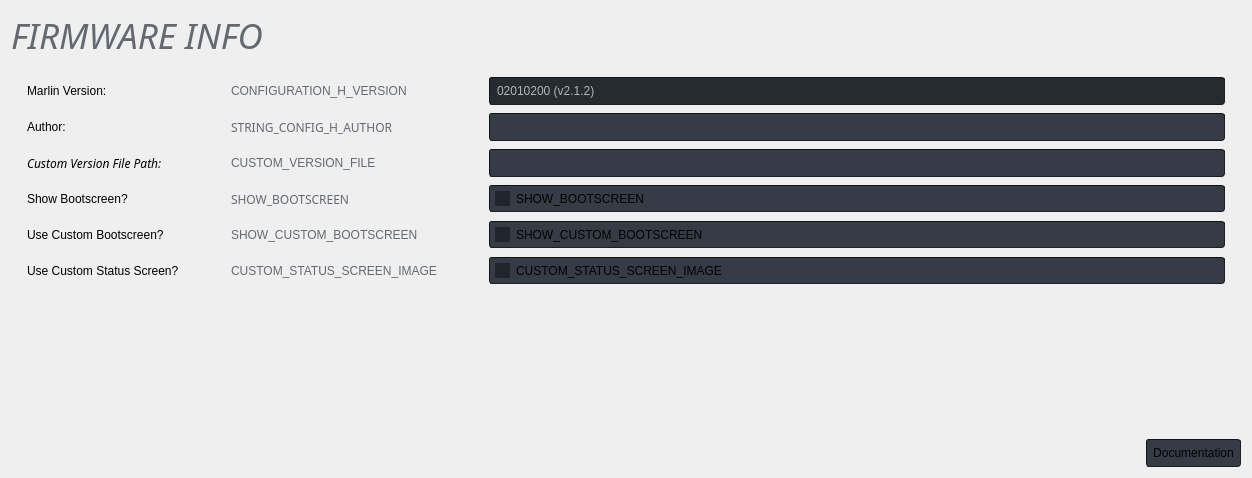
Before: the Qt Designer form gui/FirmwarePage.ui in SimonBuxx/iloop-marlin-configurator, drawn with Qt 5.
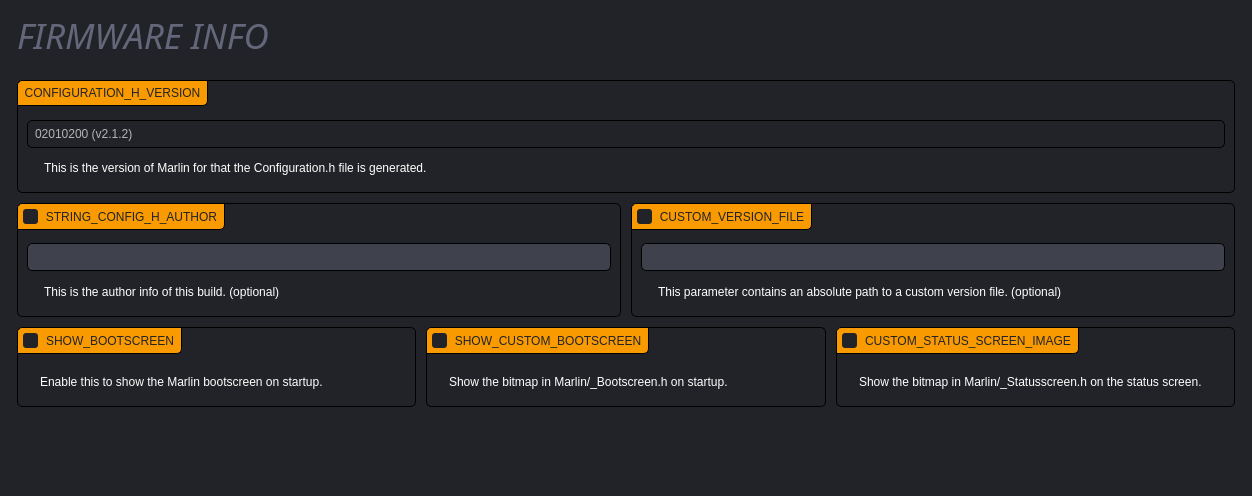
After: the same form once the commit is applied. Icons and pictures are not drawn.

Patch:
```diff
--- a/gui/FirmwarePage.ui
+++ b/gui/FirmwarePage.ui
@@ -7,7 +7,7 @@
     <x>0</x>
     <y>0</y>
     <width>1252</width>
-    <height>478</height>
+    <height>496</height>
    </rect>
   </property>
   <property name="minimumSize">
@@ -20,19 +20,74 @@
    <string>Form</string>
   </property>
   <property name="styleSheet">
-   <string notr="true">QWidget {
+   <string notr="true">#FirmwarePage {
+	background: rgb(34, 35, 40);
+}
+
+QWidget {
         font-family: &quot;Source Sans Pro&quot;;
 }
 
+QLabel:!disabled {
+	color: white;
+}
+
+QGroupBox {
+	border: 1px solid black;
+	border-radius: 5px;
+	background: rgb(34, 35, 40);
+	padding-top: 30px;
+}
+
+QGroupBox::title {
+	background: rgb(249, 154, 0);
+	color: rgb(34, 35, 40);
+    padding: 5px;
+	border: 1px solid black;
+	border-top-left-radius: 5px;
+	border-bottom-right-radius: 5px;
+}
+
+QGroupBox::title:disabled {
+	background: rgb(34, 35, 40);
+	color: rgb(180, 180, 180);
+}
+
+QGroupBox:focus {
+	border: 1px solid rgb(249, 154, 0);
+}
+
+QGroupBox::title:focus {
+	border: 1px solid rgb(249, 154, 0);
+}
+
+QGroupBox::indicator {
+    width: 15px;
+    height: 15px;
+    background: rgb(34, 35, 40);
+	border-radius: 3px;
+}
+
+QGroupBox::indicator:disabled {
+    width: 15px;
+    height: 15px;
+    background: rgb(26, 26, 30);
+}
+
+QGroupBox::indicator:checked {
+        image: url(&quot;://check_FILL0_wght400_GRAD0_opsz20.svg&quot;);
+}
+
 QCheckBox {
-        padding: 5px;
-       	background: rgb(54, 60, 70);
-    	border: 1px inset rgb(18, 21, 24);
-        border-radius: 3px;
+    padding: 5px;
+	color: white;
+    background: rgb(63, 65, 77);
+    border: 1px solid black;
+    border-radius: 5px;
 }
 
 QCheckBox:disabled {
-	background: rgb(38, 43, 50);
+	background: rgb(34, 35, 40);
 	color: rgb(180, 180, 180);
 }
 
@@ -47,13 +102,14 @@
 QCheckBox::indicator {
     width: 15px;
     height: 15px;
-    background: rgb(33, 37, 43);
+    background: rgb(34, 35, 40);
+	border-radius: 3px;
 }
 
 QCheckBox::indicator:disabled {
     width: 15px;
     height: 15px;
-    background: rgb(33, 37, 43);
+    background: rgb(26, 26, 30);
 }
 
 QCheckBox::indicator:checked {
@@ -61,40 +117,32 @@
 }
 
 QPushButton {
-	background: rgb(54, 60, 70);
-    border: 1px inset rgb(18, 21, 24);
-	border-radius: 3px;
+	background: rgb(63, 65, 77);
+	color: white;
+    border: 1px solid black;
+	border-radius: 5px;
 	padding: 6px;
 }
 
 QPushButton:disabled {
-	background: rgb(38, 43, 50);
+	background: rgb(34, 35, 40);
 	color: rgb(180, 180, 180);
 }
 
 QPushButton:hover {
-      border: 1px solid rgb(100, 105, 113);
-}
-
-QPushButton:pressed {
-    border: 1px solid rgb(100, 105, 113);
-	background: rgb(38, 43, 50);
-}
-
-QPushButton:focus {
-	border: 1px solid rgb(76, 157, 255);
+	  background: rgb(75, 77, 91);
 }
 
 QComboBox {
 	color: white;
-    background: rgb(54, 60, 70);
-    border: 1px inset rgb(18, 21, 24);
-	border-radius: 3px;
+    background: rgb(63, 65, 77);
+    border: 1px solid black;
+	border-radius: 5px;
 	padding: 5px;
 }
 
 QComboBox::disabled {
-	background: rgb(38, 43, 50);
+	background: rgb(34, 35, 40);
 	color: rgb(180, 180, 180);
 }
 
@@ -119,14 +167,14 @@
 
 QLineEdit {
 	color: white;
-    background: rgb(54, 60, 70);
-    border: 1px inset rgb(18, 21, 24);
-	border-radius: 3px;
+    background: rgb(63, 65, 77);
+    border: 1px solid black;
+	border-radius: 5px;
 	padding: 5px;
 }
 
 QLineEdit:disabled {
-	background: rgb(38, 43, 50);
+	background: rgb(34, 35, 40);
 	color: rgb(180, 180, 180);
 }
 
@@ -144,14 +192,14 @@
 
 QAbstractSpinBox {
 	color: white;
-    background: rgb(54, 60, 70);
-    border: 1px inset rgb(18, 21, 24);
-	border-radius: 3px;
+    background: rgb(63, 65, 77);
+    border: 1px solid black;
+	border-radius: 5px;
 	padding: 5px;
 }
 
 QAbstractSpinBox:disabled {
-	background: rgb(38, 43, 50);
+	background: rgb(34, 35, 40);
 	color: rgb(180, 180, 180);
 }
 
@@ -187,807 +235,17 @@
                 image: url(&quot;:/arrow_drop_down_FILL0_wght400_GRAD0_opsz20.svg&quot;);
 }</string>
   </property>
-  <layout class="QGridLayout" name="gridLayout" columnstretch="0,0,0,0,0,1,0">
-   <item row="3" column="3">
-    <widget class="QLabel" name="label">
-     <property name="sizePolicy">
-      <sizepolicy hsizetype="Fixed" vsizetype="Preferred">
-       <horstretch>0</horstretch>
-       <verstretch>0</verstretch>
-      </sizepolicy>
-     </property>
-     <property name="styleSheet">
-      <string notr="true">QLabel {
-	min-height: 24px;
-	color: rgb(100, 105, 113);
-}
-</string>
-     </property>
-     <property name="text">
-      <string>CONFIGURATION_H_VERSION</string>
-     </property>
-    </widget>
-   </item>
-   <item row="6" column="3">
-    <widget class="QLabel" name="label_7">
-     <property name="sizePolicy">
-      <sizepolicy hsizetype="Fixed" vsizetype="Preferred">
-       <horstretch>0</horstretch>
-       <verstretch>0</verstretch>
-      </sizepolicy>
-     </property>
-     <property name="styleSheet">
-      <string notr="true">QLabel {
-	min-height: 24px;
-	color: rgb(100, 105, 113);
-}
-</string>
-     </property>
-     <property name="text">
-      <string>CUSTOM_VERSION_FILE</string>
-     </property>
-    </widget>
-   </item>
-   <item row="7" column="3">
-    <widget class="QLabel" name="label_13">
-     <property name="sizePolicy">
-      <sizepolicy hsizetype="Fixed" vsizetype="Preferred">
-       <horstretch>0</horstretch>
-       <verstretch>0</verstretch>
-      </sizepolicy>
-     </property>
-     <property name="palette">
-      <palette>
-       <active>
-        <colorrole role="WindowText">
-         <brush brushstyle="SolidPattern">
-          <color alpha="255">
-           <red>100</red>
-           <green>105</green>
-           <blue>113</blue>
-          </color>
-         </brush>
-        </colorrole>
-        <colorrole role="Button">
-         <brush brushstyle="SolidPattern">
-          <color alpha="255">
-           <red>30</red>
-           <green>30</green>
-           <blue>30</blue>
-          </color>
-         </brush>
-        </colorrole>
-        <colorrole role="Text">
-         <brush brushstyle="SolidPattern">
-          <color alpha="255">
-           <red>100</red>
-           <green>105</green>
-           <blue>113</blue>
-          </color>
-         </brush>
-        </colorrole>
-        <colorrole role="ButtonText">
-         <brush brushstyle="SolidPattern">
-          <color alpha="255">
-           <red>100</red>
-           <green>105</green>
-           <blue>113</blue>
-          </color>
-         </brush>
-        </colorrole>
-        <colorrole role="Base">
-         <brush brushstyle="SolidPattern">
-          <color alpha="255">
-           <red>30</red>
-           <green>30</green>
-           <blue>30</blue>
-          </color>
-         </brush>
-        </colorrole>
-        <colorrole role="Window">
-         <brush brushstyle="SolidPattern">
-          <color alpha="255">
-           <red>30</red>
-           <green>30</green>
-           <blue>30</blue>
-          </color>
-         </brush>
-        </colorrole>
-        <colorrole role="PlaceholderText">
-         <brush brushstyle="SolidPattern">
-          <color alpha="255">
-           <red>100</red>
-           <green>105</green>
-           <blue>113</blue>
-          </color>
-         </brush>
-        </colorrole>
-       </active>
-       <inactive>
-        <colorrole role="WindowText">
-         <brush brushstyle="SolidPattern">
-          <color alpha="255">
-           <red>100</red>
-           <green>105</green>
-           <blue>113</blue>
-          </color>
-         </brush>
-        </colorrole>
-        <colorrole role="Button">
-         <brush brushstyle="SolidPattern">
-          <color alpha="255">
-           <red>30</red>
-           <green>30</green>
-           <blue>30</blue>
-          </color>
-         </brush>
-        </colorrole>
-        <colorrole role="Text">
-         <brush brushstyle="SolidPattern">
-          <color alpha="255">
-           <red>100</red>
-           <green>105</green>
-           <blue>113</blue>
-          </color>
-         </brush>
-        </colorrole>
-        <colorrole role="ButtonText">
-         <brush brushstyle="SolidPattern">
-          <color alpha="255">
-           <red>100</red>
-           <green>105</green>
-           <blue>113</blue>
-          </color>
-         </brush>
-        </colorrole>
-        <colorrole role="Base">
-         <brush brushstyle="SolidPattern">
-          <color alpha="255">
-           <red>30</red>
-           <green>30</green>
-           <blue>30</blue>
-          </color>
-         </brush>
-        </colorrole>
-        <colorrole role="Window">
-         <brush brushstyle="SolidPattern">
-          <color alpha="255">
-           <red>30</red>
-           <green>30</green>
-           <blue>30</blue>
-          </color>
-         </brush>
-        </colorrole>
-        <colorrole role="PlaceholderText">
-         <brush brushstyle="SolidPattern">
-          <color alpha="255">
-           <red>100</red>
-           <green>105</green>
-           <blue>113</blue>
-          </color>
-         </brush>
-        </colorrole>
-       </inactive>
-       <disabled>
-        <colorrole role="WindowText">
-         <brush brushstyle="SolidPattern">
-          <color alpha="255">
-           <red>100</red>
-           <green>105</green>
-           <blue>113</blue>
-          </color>
-         </brush>
-        </colorrole>
-        <colorrole role="Button">
-         <brush brushstyle="SolidPattern">
-          <color alpha="255">
-           <red>30</red>
-           <green>30</green>
-           <blue>30</blue>
-          </color>
-         </brush>
-        </colorrole>
-        <colorrole role="Text">
-         <brush brushstyle="SolidPattern">
-          <color alpha="255">
-           <red>100</red>
-           <green>105</green>
-           <blue>113</blue>
-          </color>
-         </brush>
-        </colorrole>
-        <colorrole role="ButtonText">
-         <brush brushstyle="SolidPattern">
-          <color alpha="255">
-           <red>100</red>
-           <green>105</green>
-           <blue>113</blue>
-          </color>
-         </brush>
-        </colorrole>
-        <colorrole role="Base">
-         <brush brushstyle="SolidPattern">
-          <color alpha="255">
-           <red>30</red>
-           <green>30</green>
-           <blue>30</blue>
-          </color>
-         </brush>
-        </colorrole>
-        <colorrole role="Window">
-         <brush brushstyle="SolidPattern">
-          <color alpha="255">
-           <red>30</red>
-           <green>30</green>
-           <blue>30</blue>
-          </color>
-         </brush>
-        </colorrole>
-        <colorrole role="PlaceholderText">
-         <brush brushstyle="SolidPattern">
-          <color alpha="255">
-           <red>100</red>
-           <green>105</green>
-           <blue>113</blue>
-          </color>
-         </brush>
-        </colorrole>
-       </disabled>
-      </palette>
-     </property>
-     <property name="font">
-      <font>
-       <family>Source Sans Pro</family>
-      </font>
-     </property>
-     <property name="styleSheet">
-      <string notr="true">QLabel {
-	min-height: 24px;
-	color: rgb(100, 105, 113);
-}
-</string>
-     </property>
-     <property name="text">
-      <string>SHOW_BOOTSCREEN</string>
-     </property>
-     <property name="alignment">
-      <set>Qt::AlignLeading|Qt::AlignLeft|Qt::AlignVCenter</set>
-     </property>
-    </widget>
-   </item>
-   <item row="5" column="3">
-    <widget class="QLabel" name="label_8">
-     <property name="sizePolicy">
-      <sizepolicy hsizetype="Fixed" vsizetype="Preferred">
-       <horstretch>0</horstretch>
-       <verstretch>0</verstretch>
-      </sizepolicy>
-     </property>
-     <property name="palette">
-      <palette>
-       <active>
-        <colorrole role="WindowText">
-         <brush brushstyle="SolidPattern">
-          <color alpha="255">
-           <red>100</red>
-           <green>105</green>
-           <blue>113</blue>
-          </color>
-         </brush>
-        </colorrole>
-        <colorrole role="Button">
-         <brush brushstyle="SolidPattern">
-          <color alpha="255">
-           <red>30</red>
-           <green>30</green>
-           <blue>30</blue>
-          </color>
-         </brush>
-        </colorrole>
-        <colorrole role="Text">
-         <brush brushstyle="SolidPattern">
-          <color alpha="255">
-           <red>100</red>
-           <green>105</green>
-           <blue>113</blue>
-          </color>
-         </brush>
-        </colorrole>
-        <colorrole role="ButtonText">
-         <brush brushstyle="SolidPattern">
-          <color alpha="255">
-           <red>100</red>
-           <green>105</green>
-           <blue>113</blue>
-          </color>
-         </brush>
-        </colorrole>
-        <colorrole role="Base">
-         <brush brushstyle="SolidPattern">
-          <color alpha="255">
-           <red>30</red>
-           <green>30</green>
-           <blue>30</blue>
-          </color>
-         </brush>
-        </colorrole>
-        <colorrole role="Window">
-         <brush brushstyle="SolidPattern">
-          <color alpha="255">
-           <red>30</red>
-           <green>30</green>
-           <blue>30</blue>
-          </color>
-         </brush>
-        </colorrole>
-        <colorrole role="PlaceholderText">
-         <brush brushstyle="SolidPattern">
-          <color alpha="255">
-           <red>100</red>
-           <green>105</green>
-           <blue>113</blue>
-          </color>
-         </brush>
-        </colorrole>
-       </active>
-       <inactive>
-        <colorrole role="WindowText">
-         <brush brushstyle="SolidPattern">
-          <color alpha="255">
-           <red>100</red>
-           <green>105</green>
-           <blue>113</blue>
-          </color>
-         </brush>
-        </colorrole>
-        <colorrole role="Button">
-         <brush brushstyle="SolidPattern">
-          <color alpha="255">
-           <red>30</red>
-           <green>30</green>
-           <blue>30</blue>
-          </color>
-         </brush>
-        </colorrole>
-        <colorrole role="Text">
-         <brush brushstyle="SolidPattern">
-          <color alpha="255">
-           <red>100</red>
-           <green>105</green>
-           <blue>113</blue>
-          </color>
-         </brush>
-        </colorrole>
-        <colorrole role="ButtonText">
-         <brush brushstyle="SolidPattern">
-          <color alpha="255">
-           <red>100</red>
-           <green>105</green>
-           <blue>113</blue>
-          </color>
-         </brush>
-        </colorrole>
-        <colorrole role="Base">
-         <brush brushstyle="SolidPattern">
-          <color alpha="255">
-           <red>30</red>
-           <green>30</green>
-           <blue>30</blue>
-          </color>
-         </brush>
-        </colorrole>
-        <colorrole role="Window">
-         <brush brushstyle="SolidPattern">
-          <color alpha="255">
-           <red>30</red>
-           <green>30</green>
-           <blue>30</blue>
-          </color>
-         </brush>
-        </colorrole>
-        <colorrole role="PlaceholderText">
-         <brush brushstyle="SolidPattern">
-          <color alpha="255">
-           <red>100</red>
-           <green>105</green>
-           <blue>113</blue>
-          </color>
-         </brush>
-        </colorrole>
-       </inactive>
-       <disabled>
-        <colorrole role="WindowText">
-         <brush brushstyle="SolidPattern">
-          <color alpha="255">
-           <red>100</red>
-           <green>105</green>
-           <blue>113</blue>
-          </color>
-         </brush>
-        </colorrole>
-        <colorrole role="Button">
-         <brush brushstyle="SolidPattern">
-          <color alpha="255">
-           <red>30</red>
-           <green>30</green>
-           <blue>30</blue>
-          </color>
-         </brush>
-        </colorrole>
-        <colorrole role="Text">
-         <brush brushstyle="SolidPattern">
-          <color alpha="255">
-           <red>100</red>
-           <green>105</green>
-           <blue>113</blue>
-          </color>
-         </brush>
-        </colorrole>
-        <colorrole role="ButtonText">
-         <brush brushstyle="SolidPattern">
-          <color alpha="255">
-           <red>100</red>
-           <green>105</green>
-           <blue>113</blue>
-          </color>
-         </brush>
-        </colorrole>
-        <colorrole role="Base">
-         <brush brushstyle="SolidPattern">
-          <color alpha="255">
-           <red>30</red>
-           <green>30</green>
-           <blue>30</blue>
-          </color>
-         </brush>
-        </colorrole>
-        <colorrole role="Window">
-         <brush brushstyle="SolidPattern">
-          <color alpha="255">
-           <red>30</red>
-           <green>30</green>
-           <blue>30</blue>
-          </color>
-         </brush>
-        </colorrole>
-        <colorrole role="PlaceholderText">
-         <brush brushstyle="SolidPattern">
-          <color alpha="255">
-           <red>100</red>
-           <green>105</green>
-           <blue>113</blue>
-          </color>
-         </brush>
-        </colorrole>
-       </disabled>
-      </palette>
-     </property>
-     <property name="font">
-      <font>
-       <family>Source Sans Pro</family>
-      </font>
-     </property>
-     <property name="toolTip">
-      <string>STRING_CONFIG_H_AUTHOR is shown in the Marlin startup message to identify the author (and optional variant) of the firmware. Use this setting as a way to uniquely identify your custom configurations. The startup message is printed whenever the board (re)boots.</string>
-     </property>
-     <property name="styleSheet">
-      <string notr="true">QLabel {
-	min-height: 24px;
-	color: rgb(100, 105, 113);
-}
-</string>
-     </property>
-     <property name="text">
-      <string>STRING_CONFIG_H_AUTHOR</string>
-     </property>
-     <property name="alignment">
-      <set>Qt::AlignLeading|Qt::AlignLeft|Qt::AlignVCenter</set>
-     </property>
-    </widget>
-   </item>
-   <item row="8" column="1">
-    <widget class="QLabel" name="label_15">
-     <property name="sizePolicy">
-      <sizepolicy hsizetype="Fixed" vsizetype="Preferred">
-       <horstretch>0</horstretch>
-       <verstretch>0</verstretch>
-      </sizepolicy>
-     </property>
-     <property name="text">
-      <string>Use Custom Bootscreen?</string>
-     </property>
-    </widget>
-   </item>
-   <item row="3" column="0">
-    <spacer name="horizontalSpacer_3">
-     <property name="orientation">
-      <enum>Qt::Horizontal</enum>
-     </property>
-     <property name="sizeType">
-      <enum>QSizePolicy::Fixed</enum>
-     </property>
-     <property name="sizeHint" stdset="0">
-      <size>
-       <width>10</width>
-       <height>20</height>
-      </size>
-     </property>
-    </spacer>
-   </item>
-   <item row="5" column="5">
-    <widget class="QLineEdit" name="uAuthorNameEdit">
-     <property name="sizePolicy">
-      <sizepolicy hsizetype="Expanding" vsizetype="Fixed">
-       <horstretch>0</horstretch>
-       <verstretch>0</verstretch>
-      </sizepolicy>
-     </property>
-    </widget>
-   </item>
-   <item row="12" column="1" colspan="6">
-    <spacer name="verticalSpacer">
-     <property name="orientation">
-      <enum>Qt::Vertical</enum>
-     </property>
-     <property name="sizeHint" stdset="0">
-      <size>
-       <width>20</width>
-       <height>40</height>
-      </size>
-     </property>
-    </spacer>
-   </item>
-   <item row="6" column="1">
-    <widget class="QLabel" name="label_6">
-     <property name="sizePolicy">
-      <sizepolicy hsizetype="Fixed" vsizetype="Preferred">
-       <horstretch>0</horstretch>
-       <verstretch>0</verstretch>
-      </sizepolicy>
-     </property>
-     <property name="font">
-      <font>
-       <family>Source Sans Pro</family>
-       <italic>true</italic>
-      </font>
-     </property>
-     <property name="text">
-      <string>Custom Version File Path:</string>
-     </property>
-    </widget>
-   </item>
-   <item row="3" column="4">
-    <spacer name="horizontalSpacer_2">
-     <property name="orientation">
-      <enum>Qt::Horizontal</enum>
-     </property>
-     <property name="sizeType">
-      <enum>QSizePolicy::Fixed</enum>
-     </property>
-     <property name="sizeHint" stdset="0">
-      <size>
-       <width>40</width>
-       <height>20</height>
-      </size>
-     </property>
-    </spacer>
-   </item>
-   <item row="7" column="5">
-    <widget class="QCheckBox" name="uShowBootscreenCheckBox">
-     <property name="sizePolicy">
-      <sizepolicy hsizetype="Expanding" vsizetype="Fixed">
-       <horstretch>0</horstretch>
-       <verstretch>0</verstretch>
-      </sizepolicy>
-     </property>
-     <property name="text">
-      <string>SHOW_BOOTSCREEN</string>
-     </property>
-     <property name="checked">
-      <bool>true</bool>
-     </property>
-    </widget>
-   </item>
-   <item row="8" column="5">
-    <widget class="QCheckBox" name="uShowCustomBootscreenCheckBox">
-     <property name="sizePolicy">
-      <sizepolicy hsizetype="Expanding" vsizetype="Fixed">
-       <horstretch>0</horstretch>
-       <verstretch>0</verstretch>
-      </sizepolicy>
-     </property>
-     <property name="text">
-      <string>SHOW_CUSTOM_BOOTSCREEN</string>
-     </property>
-    </widget>
-   </item>
-   <item row="8" column="3">
-    <widget class="QLabel" name="label_24">
-     <property name="sizePolicy">
-      <sizepolicy hsizetype="Fixed" vsizetype="Preferred">
-       <horstretch>0</horstretch>
-       <verstretch>0</verstretch>
-      </sizepolicy>
-     </property>
-     <property name="styleSheet">
-      <string notr="true">QLabel {
-	min-height: 24px;
-	color: rgb(100, 105, 113);
-}
-</string>
-     </property>
-     <property name="text">
-      <string>SHOW_CUSTOM_BOOTSCREEN</string>
-     </property>
-    </widget>
-   </item>
-   <item row="9" column="3">
-    <widget class="QLabel" name="label_26">
-     <property name="sizePolicy">
-      <sizepolicy hsizetype="Fixed" vsizetype="Preferred">
-       <horstretch>0</horstretch>
-       <verstretch>0</verstretch>
-      </sizepolicy>
-     </property>
-     <property name="styleSheet">
-      <string notr="true">QLabel {
-	min-height: 24px;
-	color: rgb(100, 105, 113);
-}
-</string>
-     </property>
-     <property name="text">
-      <string>CUSTOM_STATUS_SCREEN_IMAGE</string>
-     </property>
-    </widget>
-   </item>
-   <item row="3" column="2">
-    <spacer name="horizontalSpacer">
-     <property name="orientation">
-      <enum>Qt::Horizontal</enum>
-     </property>
-     <property name="sizeType">
-      <enum>QSizePolicy::Fixed</enum>
-     </property>
-     <property name="sizeHint" stdset="0">
-      <size>
-       <width>40</width>
-       <height>20</height>
-      </size>
-     </property>
-    </spacer>
-   </item>
-   <item row="3" column="6">
-    <spacer name="horizontalSpacer_4">
-     <property name="orientation">
-      <enum>Qt::Horizontal</enum>
-     </property>
-     <property name="sizeType">
-      <enum>QSizePolicy::Fixed</enum>
-     </property>
-     <property name="sizeHint" stdset="0">
-      <size>
-       <width>10</width>
-       <height>20</height>
-      </size>
-     </property>
-    </spacer>
-   </item>
-   <item row="5" column="1">
-    <widget class="QLabel" name="label_2">
-     <property name="sizePolicy">
-      <sizepolicy hsizetype="Fixed" vsizetype="Preferred">
-       <horstretch>0</horstretch>
-       <verstretch>0</verstretch>
-      </sizepolicy>
-     </property>
-     <property name="text">
-      <string>Author:</string>
-     </property>
-     <property name="alignment">
-      <set>Qt::AlignLeading|Qt::AlignLeft|Qt::AlignVCenter</set>
-     </property>
-    </widget>
-   </item>
-   <item row="9" column="1">
-    <widget class="QLabel" name="label_25">
-     <property name="sizePolicy">
-      <sizepolicy hsizetype="Fixed" vsizetype="Preferred">
-       <horstretch>0</horstretch>
-       <verstretch>0</verstretch>
-      </sizepolicy>
-     </property>
-     <property name="text">
-      <string>Use Custom Status Screen?</string>
-     </property>
-    </widget>
-   </item>
-   <item row="3" column="1">
-    <widget class="QLabel" name="label_4">
-     <property name="sizePolicy">
-      <sizepolicy hsizetype="Fixed" vsizetype="Preferred">
-       <horstretch>0</horstretch>
-       <verstretch>0</verstretch>
-      </sizepolicy>
-     </property>
-     <property name="text">
-      <string>Marlin Version:</string>
-     </property>
-    </widget>
-   </item>
-   <item row="7" column="1">
-    <widget class="QLabel" name="label_3">
-     <property name="sizePolicy">
-      <sizepolicy hsizetype="Fixed" vsizetype="Preferred">
-       <horstretch>0</horstretch>
-       <verstretch>0</verstretch>
-      </sizepolicy>
-     </property>
-     <property name="text">
-      <string>Show Bootscreen?</string>
-     </property>
-     <property name="alignment">
-      <set>Qt::AlignLeading|Qt::AlignLeft|Qt::AlignVCenter</set>
-     </property>
-    </widget>
-   </item>
-   <item row="9" column="5">
-    <widget class="QCheckBox" name="uCustomStatusScreenImageCheckBox">
-     <property name="sizePolicy">
-      <sizepolicy hsizetype="Expanding" vsizetype="Fixed">
-       <horstretch>0</horstretch>
-       <verstretch>0</verstretch>
-      </sizepolicy>
-     </property>
-     <property name="text">
-      <string>CUSTOM_STATUS_SCREEN_IMAGE</string>
-     </property>
-    </widget>
-   </item>
-   <item row="6" column="5">
-    <widget class="QLineEdit" name="uCustomVersionFileEdit">
-     <property name="sizePolicy">
-      <sizepolicy hsizetype="Expanding" vsizetype="Fixed">
-       <horstretch>0</horstretch>
-       <verstretch>0</verstretch>
-      </sizepolicy>
-     </property>
-    </widget>
-   </item>
+  <layout class="QGridLayout" name="gridLayout">
+   <property name="leftMargin">
+    <number>17</number>
+   </property>
+   <property name="rightMargin">
+    <number>17</number>
+   </property>
+   <property name="spacing">
+    <number>10</number>
+   </property>
    <item row="3" column="5">
-    <widget class="QLineEdit" name="lineEdit">
-     <property name="enabled">
-      <bool>false</bool>
-     </property>
-     <property name="sizePolicy">
-      <sizepolicy hsizetype="Expanding" vsizetype="Fixed">
-       <horstretch>0</horstretch>
-       <verstretch>0</verstretch>
-      </sizepolicy>
-     </property>
-     <property name="text">
-      <string>02010200 (v2.1.2)</string>
-     </property>
-    </widget>
-   </item>
-   <item row="13" column="5" colspan="2" alignment="Qt::AlignRight">
-    <widget class="QPushButton" name="uDocumentationButton">
-     <property name="text">
-      <string>Documentation</string>
-     </property>
-     <property name="icon">
-      <iconset resource="../resources/resources.qrc">
-       <normaloff>:/open_in_new_FILL0_wght100_GRAD0_opsz20.svg</normaloff>:/open_in_new_FILL0_wght100_GRAD0_opsz20.svg</iconset>
-     </property>
-     <property name="iconSize">
-      <size>
-       <width>20</width>
-       <height>20</height>
-      </size>
-     </property>
-    </widget>
-   </item>
-   <item row="2" column="0" colspan="7">
     <spacer name="verticalSpacer_2">
      <property name="orientation">
       <enum>Qt::Vertical</enum>
@@ -1003,27 +261,448 @@
      </property>
     </spacer>
    </item>
-   <item row="0" column="0" colspan="7">
-    <widget class="QLabel" name="label_5">
-     <property name="font">
-      <font>
-       <family>Source Sans Pro Light</family>
-       <pointsize>-1</pointsize>
-       <italic>true</italic>
-      </font>
+   <item row="4" column="0" colspan="7">
+    <widget class="QGroupBox" name="uConfigurationHBox">
+     <property name="focusPolicy">
+      <enum>Qt::StrongFocus</enum>
      </property>
-     <property name="styleSheet">
-      <string notr="true">QLabel {
-	color: rgb(100, 105, 113);
+     <property name="title">
+      <string>CONFIGURATION_H_VERSION</string>
+     </property>
+     <property name="checkable">
+      <bool>false</bool>
+     </property>
+     <property name="checked">
+      <bool>false</bool>
+     </property>
+     <layout class="QGridLayout" name="gridLayout_2">
+      <property name="horizontalSpacing">
+       <number>10</number>
+      </property>
+      <property name="verticalSpacing">
+       <number>5</number>
+      </property>
+      <item row="1" column="1">
+       <widget class="QLabel" name="label">
+        <property name="text">
+         <string>This is the version of Marlin for that the Configuration.h file is generated.</string>
+        </property>
+        <property name="wordWrap">
+         <bool>true</bool>
+        </property>
+       </widget>
+      </item>
+      <item row="1" column="0">
+       <widget class="QLabel" name="label_2">
+        <property name="sizePolicy">
+         <sizepolicy hsizetype="Fixed" vsizetype="Fixed">
+          <horstretch>0</horstretch>
+          <verstretch>0</verstretch>
+         </sizepolicy>
+        </property>
+        <property name="text">
+         <string/>
+        </property>
+        <property name="pixmap">
+         <pixmap resource="../resources/resources.qrc">:/info_FILL0_wght100_GRAD0_opsz20.svg</pixmap>
+        </property>
+       </widget>
+      </item>
+      <item row="0" column="0" colspan="2">
+       <widget class="QLineEdit" name="lineEdit">
+        <property name="enabled">
+         <bool>false</bool>
+        </property>
+        <property name="sizePolicy">
+         <sizepolicy hsizetype="Expanding" vsizetype="Fixed">
+          <horstretch>0</horstretch>
+          <verstretch>0</verstretch>
+         </sizepolicy>
+        </property>
+        <property name="text">
+         <string>02010200 (v2.1.2)</string>
+        </property>
+       </widget>
+      </item>
+     </layout>
+    </widget>
+   </item>
+   <item row="13" column="0" colspan="7">
+    <spacer name="verticalSpacer">
+     <property name="orientation">
+      <enum>Qt::Vertical</enum>
+     </property>
+     <property name="sizeHint" stdset="0">
+      <size>
+       <width>0</width>
+       <height>0</height>
+      </size>
+     </property>
+    </spacer>
+   </item>
+   <item row="5" column="0" colspan="7">
+    <widget class="QWidget" name="widget_2" native="true">
+     <layout class="QGridLayout" name="gridLayout_6" columnstretch="1,1">
+      <property name="leftMargin">
+       <number>0</number>
+      </property>
+      <property name="topMargin">
+       <number>0</number>
+      </property>
+      <property name="rightMargin">
+       <number>0</number>
+      </property>
+      <property name="bottomMargin">
+       <number>0</number>
+      </property>
+      <property name="horizontalSpacing">
+       <number>10</number>
+      </property>
+      <item row="0" column="0">
+       <widget class="QGroupBox" name="uStringConfigHAuthorBox">
+        <property name="title">
+         <string>STRING_CONFIG_H_AUTHOR</string>
+        </property>
+        <property name="checkable">
+         <bool>true</bool>
+        </property>
+        <property name="checked">
+         <bool>true</bool>
+        </property>
+        <layout class="QGridLayout" name="gridLayout_3">
+         <property name="horizontalSpacing">
+          <number>10</number>
+         </property>
+         <item row="2" column="0">
+          <widget class="QLabel" name="label_3">
+           <property name="sizePolicy">
+            <sizepolicy hsizetype="Fixed" vsizetype="Fixed">
+             <horstretch>0</horstretch>
+             <verstretch>0</verstretch>
+            </sizepolicy>
+           </property>
+           <property name="text">
+            <string/>
+           </property>
+           <property name="pixmap">
+            <pixmap resource="../resources/resources.qrc">:/info_FILL0_wght100_GRAD0_opsz20.svg</pixmap>
+           </property>
+          </widget>
+         </item>
+         <item row="2" column="1">
+          <widget class="QLabel" name="label_4">
+           <property name="text">
+            <string>This is the author info of this build. (optional)</string>
+           </property>
+           <property name="wordWrap">
+            <bool>true</bool>
+           </property>
+          </widget>
+         </item>
+         <item row="1" column="0" colspan="2">
+          <widget class="QLineEdit" name="uAuthorNameEdit">
+           <property name="sizePolicy">
+            <sizepolicy hsizetype="Expanding" vsizetype="Fixed">
+             <horstretch>0</horstretch>
+             <verstretch>0</verstretch>
+            </sizepolicy>
+           </property>
+          </widget>
+         </item>
+        </layout>
+       </widget>
+      </item>
+      <item row="0" column="1">
+       <widget class="QGroupBox" name="uCustomVersionFileBox">
+        <property name="title">
+         <string>CUSTOM_VERSION_FILE</string>
+        </property>
+        <property name="checkable">
+         <bool>true</bool>
+        </property>
+        <layout class="QGridLayout" name="gridLayout_4">
+         <property name="horizontalSpacing">
+          <number>10</number>
+         </property>
+         <item row="1" column="1">
+          <widget class="QLabel" name="label_6">
+           <property name="text">
+            <string>This parameter contains an absolute path to a custom version file. (optional)</string>
+           </property>
+           <property name="wordWrap">
+            <bool>true</bool>
+           </property>
+          </widget>
+         </item>
+         <item row="1" column="0">
+          <widget class="QLabel" name="label_7">
+           <property name="sizePolicy">
+            <sizepolicy hsizetype="Fixed" vsizetype="Fixed">
+             <horstretch>0</horstretch>
+             <verstretch>0</verstretch>
+            </sizepolicy>
+           </property>
+           <property name="text">
+            <string/>
+           </property>
+           <property name="pixmap">
+            <pixmap resource="../resources/resources.qrc">:/info_FILL0_wght100_GRAD0_opsz20.svg</pixmap>
+           </property>
+          </widget>
+         </item>
+         <item row="0" column="0" colspan="2">
+          <widget class="QLineEdit" name="uCustomVersionFileEdit">
+           <property name="sizePolicy">
+            <sizepolicy hsizetype="Expanding" vsizetype="Fixed">
+             <horstretch>0</horstretch>
+             <verstretch>0</verstretch>
+            </sizepolicy>
+           </property>
+          </widget>
+         </item>
+        </layout>
+       </widget>
+      </item>
+     </layout>
+    </widget>
+   </item>
+   <item row="2" column="0" colspan="7">
+    <widget class="QWidget" name="widget" native="true">
+     <layout class="QGridLayout" name="gridLayout_5">
+      <property name="leftMargin">
+       <number>0</number>
+      </property>
+      <property name="topMargin">
+       <number>0</number>
+      </property>
+      <property name="rightMargin">
+       <number>0</number>
+      </property>
+      <property name="bottomMargin">
+       <number>0</number>
+      </property>
+      <property name="horizontalSpacing">
+       <number>10</number>
+      </property>
+      <property name="verticalSpacing">
+       <number>5</number>
+      </property>
+      <item row="0" column="0">
+       <widget class="QLabel" name="label_5">
+        <property name="sizePolicy">
+         <sizepolicy hsizetype="Fixed" vsizetype="Preferred">
+          <horstretch>0</horstretch>
+          <verstretch>0</verstretch>
+         </sizepolicy>
+        </property>
+        <property name="font">
+         <font>
+          <family>Source Sans Pro Light</family>
+          <pointsize>-1</pointsize>
+          <italic>true</italic>
+         </font>
+        </property>
+        <property name="styleSheet">
+         <string notr="true">QLabel {
+	color: rgb(100, 103, 122);
 	font-size: 35px;
 	font-family: &quot;Source Sans Pro Light&quot;;
 	font-style: italic;
 }
 </string>
-     </property>
-     <property name="text">
-      <string>FIRMWARE INFO</string>
-     </property>
+        </property>
+        <property name="text">
+         <string>FIRMWARE INFO</string>
+        </property>
+       </widget>
+      </item>
+      <item row="0" column="1">
+       <widget class="QPushButton" name="uDocumentationButton">
+        <property name="sizePolicy">
+         <sizepolicy hsizetype="Fixed" vsizetype="Fixed">
+          <horstretch>0</horstretch>
+          <verstretch>0</verstretch>
+         </sizepolicy>
+        </property>
+        <property name="toolTip">
+         <string>Open Firmware Info documentation</string>
+        </property>
+        <property name="styleSheet">
+         <string notr="true">QPushButton {
+	background: none;
+	border: none;
+}</string>
+        </property>
+        <property name="text">
+         <string/>
+        </property>
+        <property name="icon">
+         <iconset resource="../resources/resources.qrc">
+          <normaloff>:/open_in_new_FILL0_wght100_GRAD0_opsz20.svg</normaloff>:/open_in_new_FILL0_wght100_GRAD0_opsz20.svg</iconset>
+        </property>
+        <property name="iconSize">
+         <size>
+          <width>20</width>
+          <height>20</height>
+         </size>
+        </property>
+       </widget>
+      </item>
+      <item row="0" column="2">
+       <spacer name="horizontalSpacer">
+        <property name="orientation">
+         <enum>Qt::Horizontal</enum>
+        </property>
+        <property name="sizeHint" stdset="0">
+         <size>
+          <width>40</width>
+          <height>20</height>
+         </size>
+        </property>
+       </spacer>
+      </item>
+     </layout>
+    </widget>
+   </item>
+   <item row="8" column="0" colspan="7">
+    <widget class="QWidget" name="widget_3" native="true">
+     <layout class="QGridLayout" name="gridLayout_7">
+      <property name="leftMargin">
+       <number>0</number>
+      </property>
+      <property name="topMargin">
+       <number>0</number>
+      </property>
+      <property name="rightMargin">
+       <number>0</number>
+      </property>
+      <property name="bottomMargin">
+       <number>0</number>
+      </property>
+      <property name="horizontalSpacing">
+       <number>10</number>
+      </property>
+      <item row="0" column="1">
+       <widget class="QGroupBox" name="uShowCustomBootscreenBox">
+        <property name="title">
+         <string>SHOW_CUSTOM_BOOTSCREEN</string>
+        </property>
+        <property name="checkable">
+         <bool>true</bool>
+        </property>
+        <property name="checked">
+         <bool>true</bool>
+        </property>
+        <layout class="QGridLayout" name="gridLayout_9">
+         <item row="0" column="0">
+          <widget class="QLabel" name="label_10">
+           <property name="sizePolicy">
+            <sizepolicy hsizetype="Fixed" vsizetype="Fixed">
+             <horstretch>0</horstretch>
+             <verstretch>0</verstretch>
+            </sizepolicy>
+           </property>
+           <property name="text">
+            <string/>
+           </property>
+           <property name="pixmap">
+            <pixmap resource="../resources/resources.qrc">:/info_FILL0_wght100_GRAD0_opsz20.svg</pixmap>
+           </property>
+          </widget>
+         </item>
+         <item row="0" column="1">
+          <widget class="QLabel" name="label_11">
+           <property name="text">
+            <string>Show the bitmap in Marlin/_Bootscreen.h on startup.</string>
+           </property>
+           <property name="wordWrap">
+            <bool>true</bool>
+           </property>
+          </widget>
+         </item>
+        </layout>
+       </widget>
+      </item>
+      <item row="0" column="0">
+       <widget class="QGroupBox" name="uShowBootscreenBox">
+        <property name="title">
+         <string>SHOW_BOOTSCREEN</string>
+        </property>
+        <property name="checkable">
+         <bool>true</bool>
+        </property>
+        <layout class="QGridLayout" name="gridLayout_8">
+         <item row="0" column="0">
+          <widget class="QLabel" name="label_8">
+           <property name="sizePolicy">
+            <sizepolicy hsizetype="Fixed" vsizetype="Fixed">
+             <horstretch>0</horstretch>
+             <verstretch>0</verstretch>
+            </sizepolicy>
+           </property>
+           <property name="text">
+            <string/>
+           </property>
+           <property name="pixmap">
+            <pixmap resource="../resources/resources.qrc">:/info_FILL0_wght100_GRAD0_opsz20.svg</pixmap>
+           </property>
+          </widget>
+         </item>
+         <item row="0" column="1">
+          <widget class="QLabel" name="label_9">
+           <property name="text">
+            <string>Enable this to show the Marlin bootscreen on startup.</string>
+           </property>
+           <property name="wordWrap">
+            <bool>true</bool>
+           </property>
+          </widget>
+         </item>
+        </layout>
+       </widget>
+      </item>
+      <item row="0" column="2">
+       <widget class="QGroupBox" name="uCustomStatusScreenImageBox">
+        <property name="title">
+         <string>CUSTOM_STATUS_SCREEN_IMAGE</string>
+        </property>
+        <property name="flat">
+         <bool>false</bool>
+        </property>
+        <property name="checkable">
+         <bool>true</bool>
+        </property>
+        <layout class="QGridLayout" name="gridLayout_10">
+         <item row="0" column="0">
+          <widget class="QLabel" name="label_12">
+           <property name="sizePolicy">
+            <sizepolicy hsizetype="Fixed" vsizetype="Fixed">
+             <horstretch>0</horstretch>
+             <verstretch>0</verstretch>
+            </sizepolicy>
+           </property>
+           <property name="text">
+            <string/>
+           </property>
+           <property name="pixmap">
+            <pixmap resource="../resources/resources.qrc">:/info_FILL0_wght100_GRAD0_opsz20.svg</pixmap>
+           </property>
+          </widget>
+         </item>
+         <item row="0" column="1">
+          <widget class="QLabel" name="label_13">
+           <property name="text">
+            <string>Show the bitmap in Marlin/_Statusscreen.h on the status screen.</string>
+           </property>
+           <property name="wordWrap">
+            <bool>true</bool>
+           </property>
+          </widget>
+         </item>
+        </layout>
+       </widget>
+      </item>
+     </layout>
     </widget>
    </item>
   </layout>
```
Left out of the diff: 16 changed lines with no effect on the pictures.
